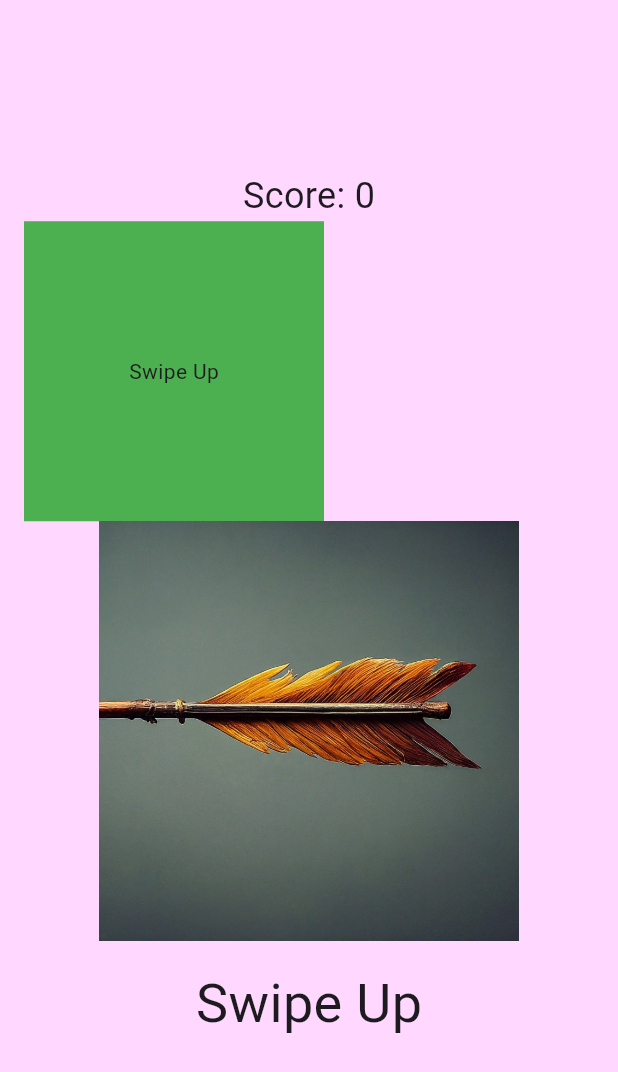
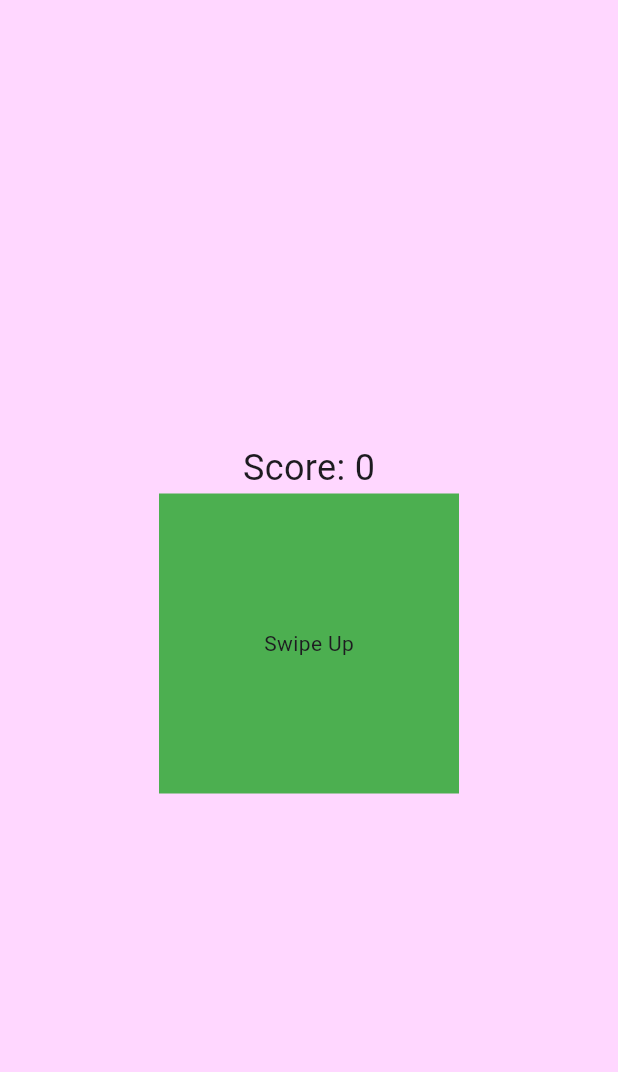
Before and after one commit to valerianaGit/RapidFireBrainGame, a Flutter app: the screen it shows after launch, on a phone screen of 412 x 824 dp. Shown: the top 1072 px of the screen. Run offline on Flutter 3.47's test engine with Material 3 defaults, Android fonts, the phone set to English and light mode, and no system bars; our stand-ins replace sensors_plus.

Commit message:
take out old asset code from home screen

```diff
--- a/lib/screens/home_screen.dart
+++ b/lib/screens/home_screen.dart
@@ -52,7 +52,7 @@ class _HomeScreenState extends State<HomeScreen> {
   Widget build(BuildContext context) {
     final palette = Palette();
     return Scaffold(
-      backgroundColor: palette.background4,
+      backgroundColor: palette.background4, //currentColor,
       body: SafeArea(
         child: Padding(
           padding: const EdgeInsets.all(16.0),
@@ -65,7 +65,8 @@ class _HomeScreenState extends State<HomeScreen> {
 //SWIPE/shake detection stack
 Stack( // Use a Stack to overlay the ShakeDetector
         children: [
-          SwipeDetector(
+          Center(
+            child: SwipeDetector(
               onSwipe: (direction) {
                 _gameEngine.handleMove(direction.toString().split('.').last);
               },
@@ -75,6 +76,7 @@ Stack( // Use a Stack to overlay the ShakeDetector
                 // ... your container configuration ...
               ),
             ),
+          ),
           ShakeDetector(
             onShake: () {
               _gameEngine.handleMove('Shake It'); //TODO: LOCALIZABLE STRING
@@ -82,17 +84,17 @@ Stack( // Use a Stack to overlay the ShakeDetector
           ),
         ],
       ),
-                SizedBox(
-                    height: 280.0, child: Image.asset(kArrowSwipeLeftAsset)),
-                 Padding(
-                  padding: EdgeInsets.all(16.0),
-                  child: Text(_gameEngine.currentMove,
-                      style: const TextStyle(
-                          fontSize:
-                              36)),
-                              //Text(kSwipeLeft), //TODO : FONT FAMILY AND TEXT STYLE
-                  // TODO: LOCalizable string
-                ),
+                // SizedBox(
+                //     height: 280.0, child: Image.asset(kArrowSwipeLeftAsset)),
+                //  Padding(
+                //   padding: EdgeInsets.all(16.0),
+                //   child: Text(_gameEngine.currentMove,
+                //       style: const TextStyle(
+                //           fontSize:
+                //               36)),
+                //               //Text(kSwipeLeft), //TODO : FONT FAMILY AND TEXT STYLE
+                //   // TODO: LOCalizable string
+                // ),
               ],
             ),
           ),
```
Lines whose indentation alone changed are shown as unchanged.
